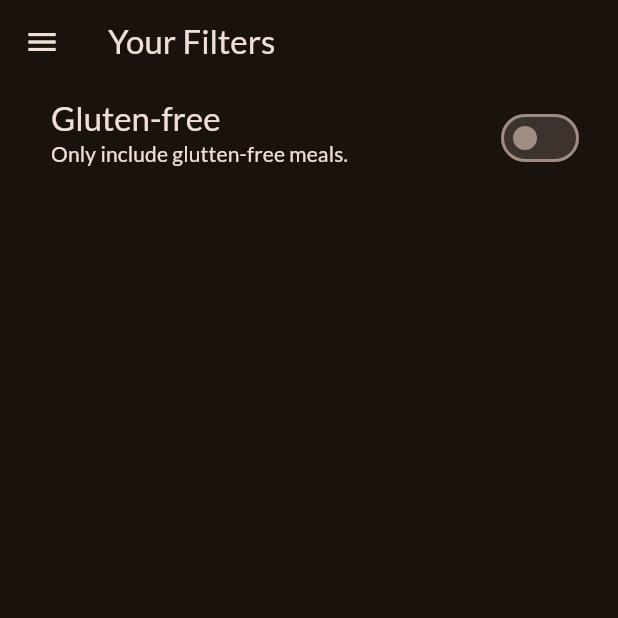
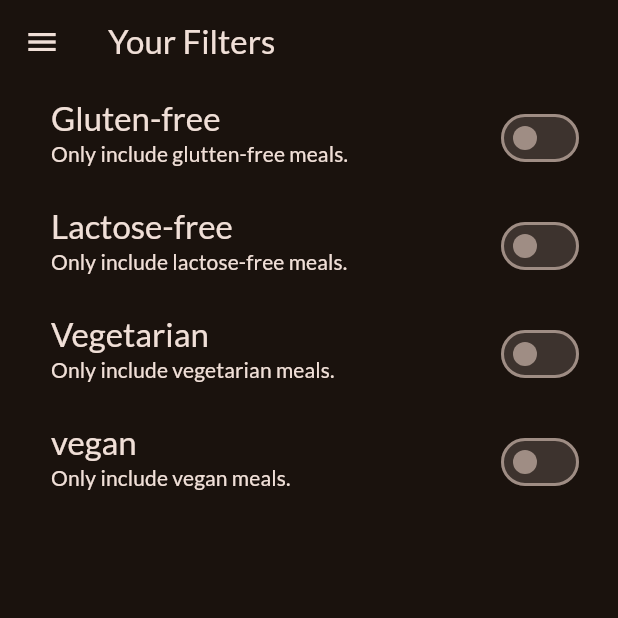
Before and after one commit to AbilioN/mealsapp, a Flutter app: the FilterScreen screen opened directly, on a phone screen of 412 x 824 dp, the top half of it. Run offline on Flutter 3.47's test engine with Material 3 defaults, Android fonts, the phone set to English and light mode, and no system bars; our stand-ins replace google_fonts, transparent_image.

Commit message:
filters optiosn

```diff
--- a/lib/screens/filters.dart
+++ b/lib/screens/filters.dart
@@ -12,6 +12,9 @@ class FilterScreen extends StatefulWidget {
 
 class _FilterScreenState extends State<FilterScreen> {
   var _gluttenFreeSilterSet = false;
+  var _lactoseFreeSilterSet = false;
+  var _vegetarianFilterSet = false;
+  var _veganFilterSet = false;
 
   @override
   Widget build(BuildContext context) {
@@ -52,7 +55,73 @@ class _FilterScreenState extends State<FilterScreen> {
             ),
             activeColor: Theme.of(context).colorScheme.tertiary,
             contentPadding: const EdgeInsets.only(left: 34, right: 22),
-          )
+          ),
+          SwitchListTile(
+            value: _lactoseFreeSilterSet,
+            onChanged: (isChecked) {
+              setState(() {
+                _lactoseFreeSilterSet = isChecked;
+              });
+            },
+            title: Text(
+              'Lactose-free',
+              style: Theme.of(context).textTheme.titleLarge!.copyWith(
+                    color: Theme.of(context).colorScheme.onBackground,
+                  ),
+            ),
+            subtitle: Text(
+              'Only include lactose-free meals.',
+              style: Theme.of(context).textTheme.titleSmall!.copyWith(
+                    color: Theme.of(context).colorScheme.onBackground,
+                  ),
+            ),
+            activeColor: Theme.of(context).colorScheme.tertiary,
+            contentPadding: const EdgeInsets.only(left: 34, right: 22),
+          ),
+          SwitchListTile(
+            value: _lactoseFreeSilterSet,
+            onChanged: (isChecked) {
+              setState(() {
+                _lactoseFreeSilterSet = isChecked;
+              });
+            },
+            title: Text(
+              'Vegetarian',
+              style: Theme.of(context).textTheme.titleLarge!.copyWith(
+                    color: Theme.of(context).colorScheme.onBackground,
+                  ),
+            ),
+            subtitle: Text(
+              'Only include vegetarian meals.',
+              style: Theme.of(context).textTheme.titleSmall!.copyWith(
+                    color: Theme.of(context).colorScheme.onBackground,
+                  ),
+            ),
+            activeColor: Theme.of(context).colorScheme.tertiary,
+            contentPadding: const EdgeInsets.only(left: 34, right: 22),
+          ),
+          SwitchListTile(
+            value: _vegetarianFilterSet,
+            onChanged: (isChecked) {
+              setState(() {
+                _vegetarianFilterSet = isChecked;
+              });
+            },
+            title: Text(
+              'vegan',
+              style: Theme.of(context).textTheme.titleLarge!.copyWith(
+                    color: Theme.of(context).colorScheme.onBackground,
+                  ),
+            ),
+            subtitle: Text(
+              'Only include vegan meals.',
+              style: Theme.of(context).textTheme.titleSmall!.copyWith(
+                    color: Theme.of(context).colorScheme.onBackground,
+                  ),
+            ),
+            activeColor: Theme.of(context).colorScheme.tertiary,
+            contentPadding: const EdgeInsets.only(left: 34, right: 22),
+          ),
         ],
       ),
     );
```
